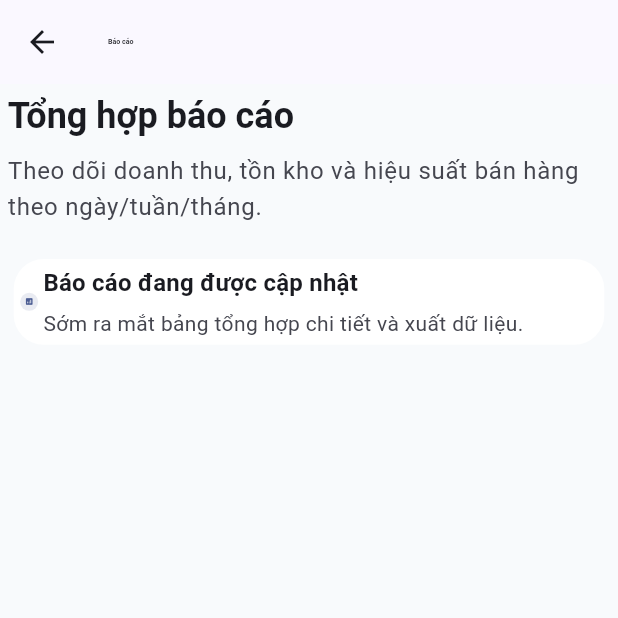
After one commit to lecongphu/quan_ly_tap_hoa, a Flutter app: the screen it shows once a user with an empty profile is signed in, scrolled down 1728 dp, after a tap on "Báo cáo", on a phone screen of 412 x 824 dp, the top half of it. The commit adds this screen. Run offline on Flutter 3.47's test engine with Material 3 defaults, Android fonts, the phone set to English and light mode, and no system bars; our stand-ins replace file_picker, flutter_dotenv, flutter_riverpod, flutter_screenutil, pdf, printing and 2 more; missing offline and left inert: excel; accounts and stored records are empty.

Commit message:
Add report quick action screen

```diff
--- /dev/null
+++ b/lib/features/report/screens/report_screen.dart
@@ -0,0 +1,88 @@
+import 'package:flutter/material.dart';
+import 'package:flutter_screenutil/flutter_screenutil.dart';
+
+class ReportScreen extends StatelessWidget {
+  const ReportScreen({super.key});
+
+  @override
+  Widget build(BuildContext context) {
+    final scheme = Theme.of(context).colorScheme;
+
+    return Scaffold(
+      appBar: AppBar(
+        title: const Text('Báo cáo'),
+      ),
+      body: SafeArea(
+        child: Padding(
+          padding: EdgeInsets.all(24.w),
+          child: Column(
+            crossAxisAlignment: CrossAxisAlignment.start,
+            children: [
+              Text(
+                'Tổng hợp báo cáo',
+                style: Theme.of(context).textTheme.headlineSmall?.copyWith(
+                      fontWeight: FontWeight.w700,
+                    ),
+              ),
+              SizedBox(height: 12.h),
+              Text(
+                'Theo dõi doanh thu, tồn kho và hiệu suất bán hàng theo ngày/tuần/tháng.',
+                style: Theme.of(context).textTheme.bodyLarge?.copyWith(
+                      color: scheme.onSurfaceVariant,
+                    ),
+              ),
+              SizedBox(height: 24.h),
+              Card(
+                child: Padding(
+                  padding: EdgeInsets.all(20.w),
+                  child: Row(
+                    children: [
+                      Container(
+                        width: 56.w,
+                        height: 56.w,
+                        decoration: BoxDecoration(
+                          color: scheme.primary.withOpacity(0.12),
+                          borderRadius: BorderRadius.circular(16),
+                        ),
+                        child: Icon(
+                          Icons.analytics_rounded,
+                          color: scheme.primary,
+                          size: 28.sp,
+                        ),
+                      ),
+                      SizedBox(width: 16.w),
+                      Expanded(
+                        child: Column(
+                          crossAxisAlignment: CrossAxisAlignment.start,
+                          children: [
+                            Text(
+                              'Báo cáo đang được cập nhật',
+                              style: Theme.of(context)
+                                  .textTheme
+                                  .titleMedium
+                                  ?.copyWith(fontWeight: FontWeight.w600),
+                            ),
+                            SizedBox(height: 6.h),
+                            Text(
+                              'Sớm ra mắt bảng tổng hợp chi tiết và xuất dữ liệu.',
+                              style: Theme.of(context)
+                                  .textTheme
+                                  .bodyMedium
+                                  ?.copyWith(
+                                    color: scheme.onSurfaceVariant,
+                                  ),
+                            ),
+                          ],
+                        ),
+                      ),
+                    ],
+                  ),
+                ),
+              ),
+            ],
+          ),
+        ),
+      ),
+    );
+  }
+}
--- a/lib/main.dart
+++ b/lib/main.dart
@@ -10,6 +10,7 @@ import 'features/pos/screens/pos_screen.dart';
 import 'features/inventory/screens/inventory_management_screen.dart';
 import 'features/product/screens/product_management_screen.dart';
 import 'features/debt/screens/debt_management_screen.dart';
+import 'features/report/screens/report_screen.dart';
 
 void main() async {
   WidgetsFlutterBinding.ensureInitialized();
@@ -166,6 +167,16 @@ class _HomeScreen extends ConsumerWidget {
           MaterialPageRoute(
             builder: (context) => const DebtManagementScreen(),
           ),
+        ),
+      ),
+      _QuickActionItem(
+        title: 'Báo cáo',
+        subtitle: 'Xem tổng hợp doanh thu & tồn kho',
+        icon: Icons.analytics_rounded,
+        color: const Color(0xFF9333EA),
+        onTap: () => Navigator.push(
+          context,
+          MaterialPageRoute(builder: (context) => const ReportScreen()),
         ),
       ),
     ];
```
